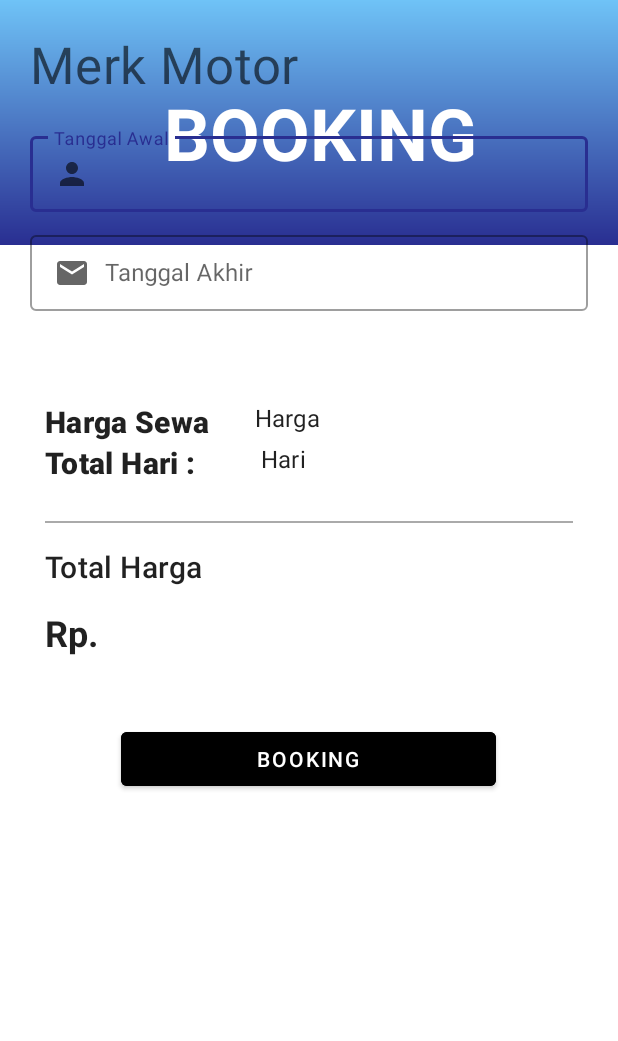
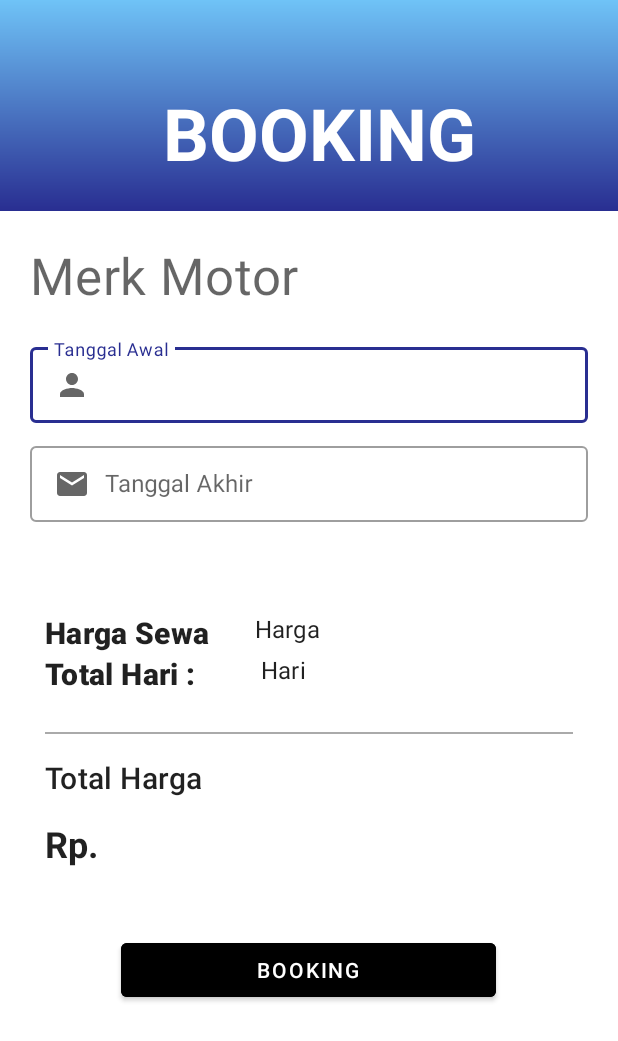
Before and after one commit to inisteven/PBP_UAS_F_KelL, an Android app: the booking screen opened directly, with no data from a screen before it, on a phone screen of 412 x 824 dp. Shown: the top 1041 px of the screen. Run offline under Robolectric (Android 15) with nearby library versions, the light colour scheme and no system bars; Roboto replaces fonts that are not available here.

Commit message:
master file

```diff
--- a/app/build.gradle
+++ b/app/build.gradle
@@ -43,4 +43,7 @@ dependencies {
 
     implementation 'com.github.bumptech.glide:glide:4.11.0'
     annotationProcessor 'com.github.bumptech.glide:compiler:4.11.0'
+
+    implementation "com.google.code.gson:gson:2.8.5"
+    implementation "com.squareup.retrofit2:converter-gson:2.6.1"
 }
--- a/app/src/main/AndroidManifest.xml
+++ b/app/src/main/AndroidManifest.xml
@@ -4,6 +4,7 @@
     package="com.stevenkristian.tubes">
 
     <uses-permission android:name="android.permission.WAKE_LOCK" />
+    <uses-permission android:name="android.permission.INTERNET" />
 
     <uses-feature android:name="android.hardware.type.watch" />
 
@@ -14,7 +15,8 @@
         android:roundIcon="@mipmap/ic_launcher_round"
         android:supportsRtl="true"
         android:theme="@style/AppTheme">
-        <activity android:name=".Confirm"></activity>
+        <activity android:name=".Detail"></activity>
+        <activity android:name=".Confirm" />
         <activity android:name=".booking" />
         <activity android:name=".profile" />
         <activity android:name=".Home" />
--- a/app/src/main/java/com/stevenkristian/tubes/DaftarMotor.java
+++ b/app/src/main/java/com/stevenkristian/tubes/DaftarMotor.java
@@ -13,7 +13,7 @@ public class DaftarMotor {
     }
 
     public static final Motor BEATBIRU = new Motor("Honda Beat", "Biru",
-            "AB 123 CD", "2018", "Tersedia", "150.000",
+            "AB 123 CD", "2018", "Tidak", "150.000",
             "https://d2pa5gi5n2e1an.cloudfront.net/webp/global/images/product/motorcycle/Honda_All_New_Beat/Honda_All_New_Beat_L_6.jpg");
 
     public static final Motor BEATHITAM = new Motor("Honda Beat", "Hitam",
--- a/app/src/main/res/layout/activity_booking.xml
+++ b/app/src/main/res/layout/activity_booking.xml
@@ -8,10 +8,12 @@
 
     <LinearLayout
         android:id="@+id/linearLayout"
-        android:layout_width="413dp"
-        android:layout_height="163dp"
+        android:layout_width="match_parent"
+        android:layout_height="wrap_content"
         android:background="@drawable/bg_blue_gradient"
-        android:padding="20dp">
+        android:padding="20dp"
+        app:layout_constraintStart_toStartOf="parent"
+        app:layout_constraintTop_toTopOf="parent">
 
         <TextView
             android:id="@+id/Judul"
@@ -38,6 +40,7 @@
         app:layout_constraintEnd_toEndOf="parent"
         app:layout_constraintHorizontal_bias="1.0"
         app:layout_constraintStart_toStartOf="parent"
+        app:layout_constraintTop_toBottomOf="@id/linearLayout"
         tools:layout_editor_absoluteY="163dp">
 
         <TextView
@@ -63,7 +66,8 @@
                 android:layout_width="match_parent"
                 android:layout_height="wrap_content"
                 android:drawableLeft="@drawable/ic_baseline_person_24"
-                android:drawablePadding="10dp" />
+                android:drawablePadding="10dp"
+                android:inputType="date"/>
 
         </com.google.android.material.textfield.TextInputLayout>
         <!-- Email-->
@@ -80,7 +84,8 @@
                 android:layout_width="match_parent"
                 android:layout_height="wrap_content"
                 android:drawableLeft="@drawable/ic_baseline_email_24"
-                android:drawablePadding="10dp" />
+                android:drawablePadding="10dp"
+                android:inputType="date"/>
 
         </com.google.android.material.textfield.TextInputLayout>
 
--- a/app/src/main/res/layout/activity_detail.xml
+++ b/app/src/main/res/layout/activity_detail.xml
@@ -5,7 +5,7 @@
     xmlns:app="http://schemas.android.com/apk/res-auto"
     android:layout_width="match_parent"
     android:layout_height="match_parent"
-    tools:context=".konfirmasi">
+    tools:context=".Detail">
 
     <RelativeLayout
         android:layout_width="match_parent"
@@ -178,6 +178,7 @@
                 android:text="Rp. 150.000,00/hari" />
 
             <Button
+                android:id="@+id/pilih_btn"
                 android:layout_width="250dp"
                 android:layout_height="wrap_content"
                 android:layout_alignParentEnd="true"
```
Also changed, not shown: app/src/main/java/com/stevenkristian/tubes/Detail.java (added, +66 -0 lines), app/src/main/java/com/stevenkristian/tubes/RecyclerViewAdapter.java (+35 -3 lines). Lines whose indentation alone changed are shown as unchanged.
